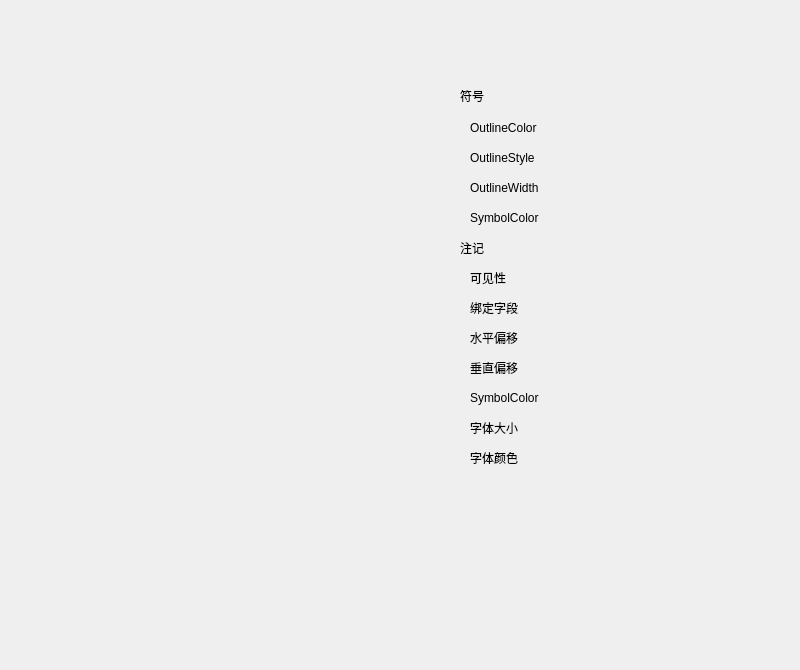
Old version of the form UI/test.ui in the repository TianyouCheng/MiniGISApplication.
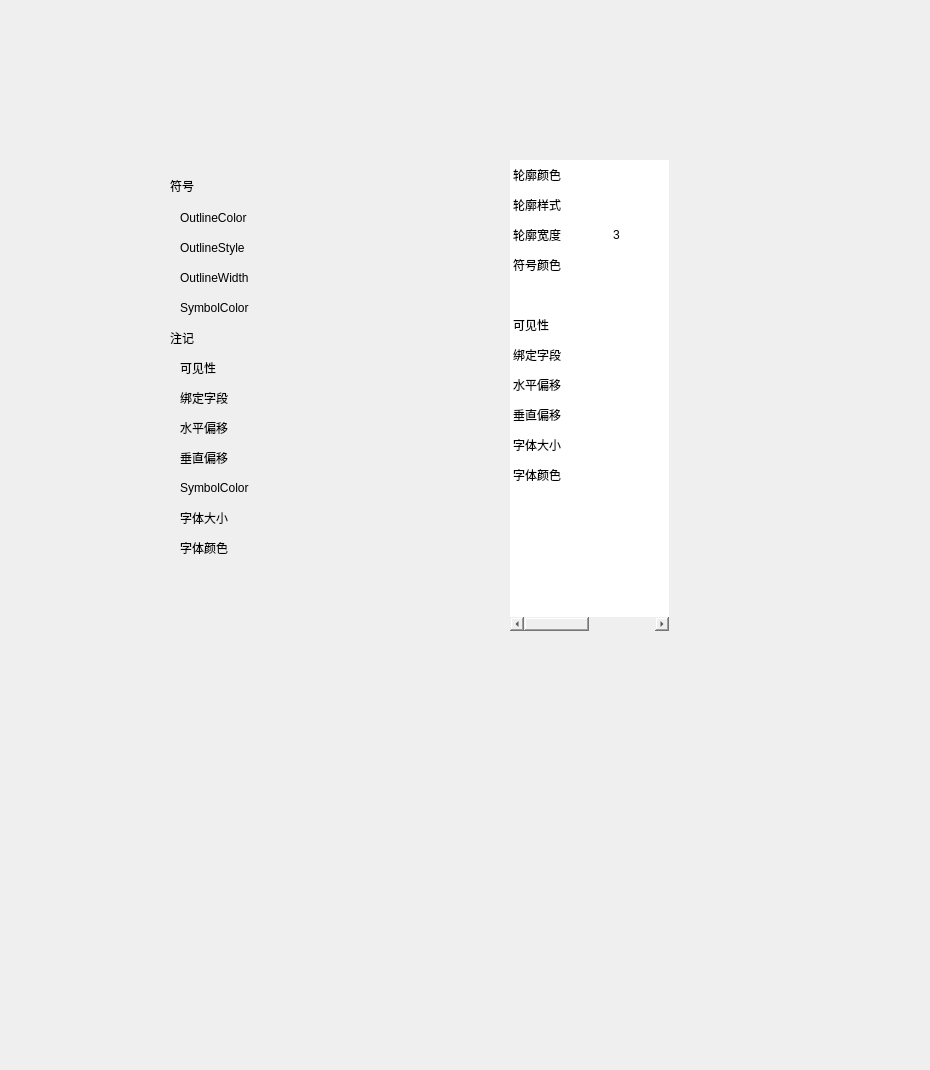
New version of the form.

The edit to the form file:
```diff
--- a/UI/test.ui
+++ b/UI/test.ui
@@ -6,8 +6,8 @@
    <rect>
     <x>0</x>
     <y>0</y>
-    <width>800</width>
-    <height>670</height>
+    <width>930</width>
+    <height>1070</height>
    </rect>
   </property>
   <property name="windowTitle">
@@ -16,8 +16,8 @@
   <widget class="QWidget" name="widget" native="true">
    <property name="geometry">
     <rect>
-     <x>440</x>
-     <y>30</y>
+     <x>150</x>
+     <y>120</y>
      <width>200</width>
      <height>594</height>
     </rect>
@@ -192,6 +192,196 @@
     </property>
    </widget>
   </widget>
+  <widget class="QWidget" name="widget_2" native="true">
+   <property name="geometry">
+    <rect>
+     <x>490</x>
+     <y>120</y>
+     <width>200</width>
+     <height>594</height>
+    </rect>
+   </property>
+   <property name="styleSheet">
+    <string notr="true">border: 0px</string>
+   </property>
+   <widget class="QTableWidget" name="tableWidget">
+    <property name="geometry">
+     <rect>
+      <x>20</x>
+      <y>40</y>
+      <width>159</width>
+      <height>471</height>
+     </rect>
+    </property>
+    <property name="sizePolicy">
+     <sizepolicy hsizetype="Expanding" vsizetype="Expanding">
+      <horstretch>0</horstretch>
+      <verstretch>0</verstretch>
+     </sizepolicy>
+    </property>
+    <property name="lineWidth">
+     <number>1</number>
+    </property>
+    <property name="verticalScrollBarPolicy">
+     <enum>Qt::ScrollBarAsNeeded</enum>
+    </property>
+    <property name="horizontalScrollBarPolicy">
+     <enum>Qt::ScrollBarAsNeeded</enum>
+    </property>
+    <property name="showGrid">
+     <bool>false</bool>
+    </property>
+    <attribute name="horizontalHeaderVisible">
+     <bool>false</bool>
+    </attribute>
+    <attribute name="verticalHeaderVisible">
+     <bool>false</bool>
+    </attribute>
+    <row>
+     <property name="text">
+      <string>OutlineColor</string>
+     </property>
+    </row>
+    <row>
+     <property name="text">
+      <string>OutlineStyle</string>
+     </property>
+    </row>
+    <row>
+     <property name="text">
+      <string>OutlineWidth</string>
+     </property>
+    </row>
+    <row>
+     <property name="text">
+      <string>SymbolColor</string>
+     </property>
+    </row>
+    <row>
+     <property name="text">
+      <string>注记</string>
+     </property>
+    </row>
+    <row>
+     <property name="text">
+      <string>可见性</string>
+     </property>
+    </row>
+    <row>
+     <property name="text">
+      <string>绑定字段</string>
+     </property>
+    </row>
+    <row>
+     <property name="text">
+      <string>水平偏移</string>
+     </property>
+    </row>
+    <row>
+     <property name="text">
+      <string>垂直偏移</string>
+     </property>
+    </row>
+    <row>
+     <property name="text">
+      <string>SymbolColor</string>
+     </property>
+    </row>
+    <row>
+     <property name="text">
+      <string>字体颜色</string>
+     </property>
+    </row>
+    <column>
+     <property name="text">
+      <string>新建列</string>
+     </property>
+    </column>
+    <column>
+     <property name="text">
+      <string>符号</string>
+     </property>
+    </column>
+    <item row="0" column="0">
+     <property name="text">
+      <string>轮廓颜色</string>
+     </property>
+    </item>
+    <item row="0" column="1">
+     <property name="text">
+      <string/>
+     </property>
+     <property name="background">
+      <brush brushstyle="NoBrush">
+       <color alpha="255">
+        <red>1</red>
+        <green>242</green>
+        <blue>255</blue>
+       </color>
+      </brush>
+     </property>
+     <property name="foreground">
+      <brush brushstyle="NoBrush">
+       <color alpha="255">
+        <red>255</red>
+        <green>170</green>
+        <blue>127</blue>
+       </color>
+      </brush>
+     </property>
+    </item>
+    <item row="1" column="0">
+     <property name="text">
+      <string>轮廓样式</string>
+     </property>
+    </item>
+    <item row="2" column="0">
+     <property name="text">
+      <string>轮廓宽度</string>
+     </property>
+    </item>
+    <item row="2" column="1">
+     <property name="text">
+      <string>3</string>
+     </property>
+    </item>
+    <item row="3" column="0">
+     <property name="text">
+      <string>符号颜色</string>
+     </property>
+    </item>
+    <item row="5" column="0">
+     <property name="text">
+      <string>可见性</string>
+     </property>
+    </item>
+    <item row="6" column="0">
+     <property name="text">
+      <string>绑定字段</string>
+     </property>
+    </item>
+    <item row="7" column="0">
+     <property name="text">
+      <string>水平偏移</string>
+     </property>
+    </item>
+    <item row="8" column="0">
+     <property name="text">
+      <string>垂直偏移</string>
+     </property>
+    </item>
+    <item row="9" column="0">
+     <property name="text">
+      <string>字体大小</string>
+     </property>
+    </item>
+    <item row="10" column="0">
+     <property name="text">
+      <string>字体颜色</string>
+     </property>
+    </item>
+   </widget>
+  </widget>
  </widget>
  <resources/>
  <connections/>
```
